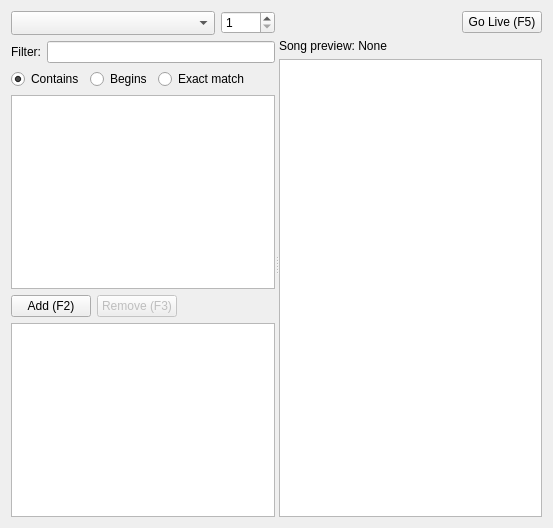
Old version of the form src/songwidget.ui in the repository SoftProjector/src.
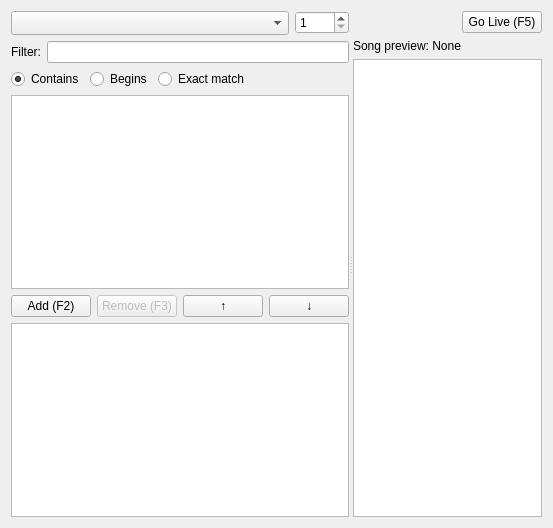
New version of the form. Icons and pictures are not drawn.

Commit message: Added ability to move songs up and down in the playlist

The edit to the form file:
```diff
--- a/src/songwidget.ui
+++ b/src/songwidget.ui
@@ -222,6 +222,20 @@
            </property>
           </widget>
          </item>
+         <item>
+          <widget class="QPushButton" name="btnUpInPlaylist">
+           <property name="text">
+            <string>↑</string>
+           </property>
+          </widget>
+         </item>
+         <item>
+          <widget class="QPushButton" name="btnDownInPlaylist">
+           <property name="text">
+            <string>↓</string>
+           </property>
+          </widget>
+         </item>
          <item>
           <spacer name="horizontalSpacer_2">
            <property name="orientation">
```
The commit also changes 2 other files.
